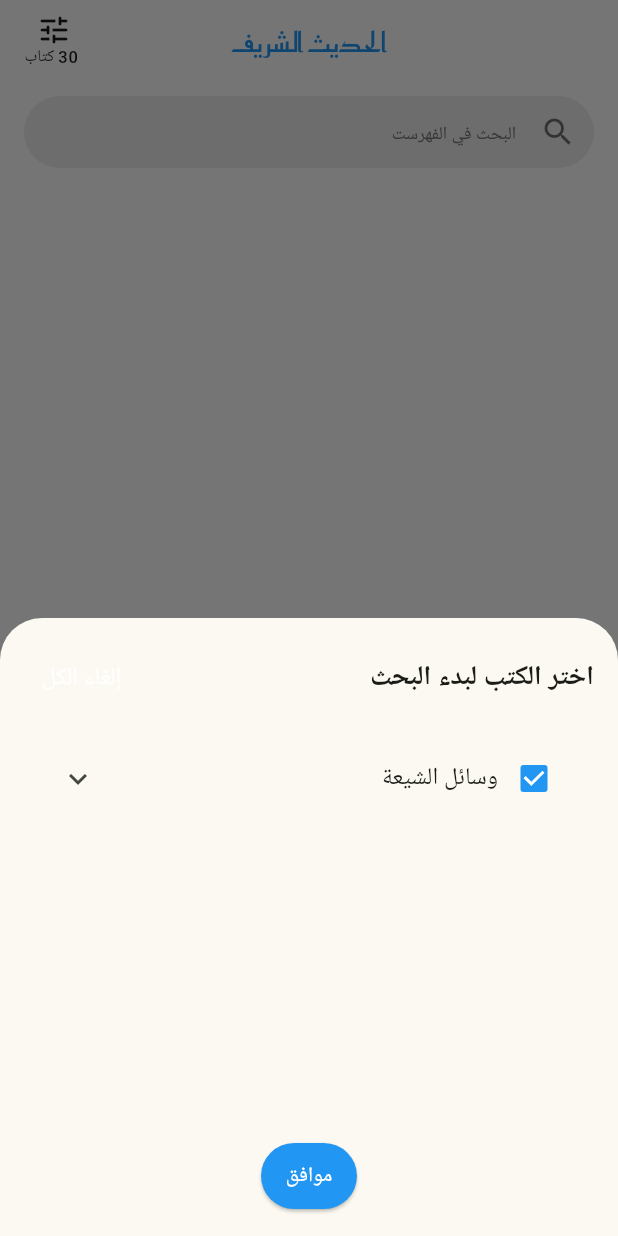
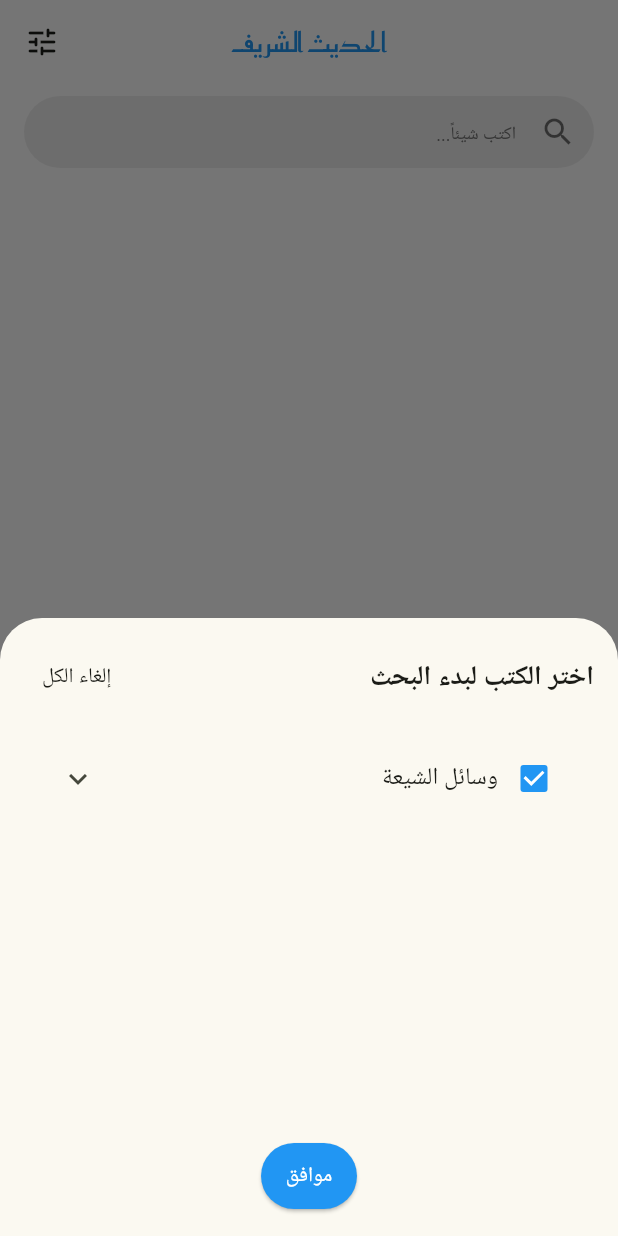
Before and after one commit to Amorphteam/z_platform, a Flutter app: the SearchScreen screen opened directly, after a tap on the "tune" icon, on a phone screen of 412 x 824 dp. Run offline on Flutter 3.47's test engine with Material 3 defaults, Android fonts, the phone set to English and light mode, and no system bars; our stand-ins replace bloc, firebase_analytics, firebase_core, firebase_crashlytics, flutter_bloc, flutter_html and 5 more; missing offline and left inert: epub_parser; accounts and stored records are empty; Roboto replaces fonts that are missing (SFProDisplay).

Commit message:
Fix issues

```diff
--- a/lib/main.dart
+++ b/lib/main.dart
@@ -2,6 +2,10 @@ import 'dart:math';
 // import 'package:firebase_analytics/firebase_analytics.dart';
 // import 'package:firebase_core/firebase_core.dart';
 // import 'package:firebase_crashlytics/firebase_crashlytics.dart';
+import 'package:firebase_analytics/firebase_analytics.dart';
+import 'package:firebase_analytics/observer.dart';
+import 'package:firebase_core/firebase_core.dart';
+import 'package:firebase_crashlytics/firebase_crashlytics.dart';
 import 'package:flutter/material.dart';
 import 'package:flutter/services.dart';
 import 'package:flutter_bloc/flutter_bloc.dart';
@@ -12,8 +16,8 @@ import 'package:provider/provider.dart';
 
 void main() async {
   WidgetsFlutterBinding.ensureInitialized();
-  // await Firebase.initializeApp();
-  // FlutterError.onError = FirebaseCrashlytics.instance.recordFlutterError;
+  await Firebase.initializeApp();
+  FlutterError.onError = FirebaseCrashlytics.instance.recordFlutterError;
   lockOrientation(); // Lock orientation based on device type
   runApp(
     ChangeNotifierProvider(
@@ -26,9 +30,9 @@ void main() async {
 class MyApp extends StatelessWidget {
   const MyApp({super.key});
 
-  // static FirebaseAnalytics analytics = FirebaseAnalytics.instance;
-  // static FirebaseAnalyticsObserver observer =
-  // FirebaseAnalyticsObserver(analytics: analytics);
+  static FirebaseAnalytics analytics = FirebaseAnalytics.instance;
+  static FirebaseAnalyticsObserver observer =
+  FirebaseAnalyticsObserver(analytics: analytics);
 
   @override
   Widget build(BuildContext context) {
@@ -104,7 +108,7 @@ class MyApp extends StatelessWidget {
         initialRoute: '/',
         onGenerateRoute: RouteGenerator.generateRoute,
         navigatorObservers: [
-          // FirebaseAnalyticsObserver(analytics: analytics),
+          FirebaseAnalyticsObserver(analytics: analytics),
         ],
         builder: (context, child) {
           // Detect current brightness (light or dark mode)
--- a/lib/screen/search/search_screen.dart
+++ b/lib/screen/search/search_screen.dart
@@ -94,34 +94,13 @@ class _SearchScreenState extends State<SearchScreen> {
         ),
       );
 
-  Padding buildLeftWidget(BuildContext context) {
-    return Padding(
-          padding: const EdgeInsets.only(left: 16.0),
-          child: Column(
-            crossAxisAlignment: CrossAxisAlignment.start,
-            children: [
-              Container(
-                height: 30,
-                width: 30,
-                child: IconButton(
+  Widget buildLeftWidget(BuildContext context) {
+    return IconButton(
       onPressed: () async {
         openBookSelectionSheet(allBooks);
         context.read<SearchCubit>().resetState();
       },
       icon: const Icon(Icons.tune_rounded),
-                ),
-              ),
-              Directionality(
-                textDirection: TextDirection.rtl,
-                child: Text(' $_selectedBooksCount کتاب ',
-                    textAlign: TextAlign.center,
-                    style: Theme.of(context)
-                        .textTheme
-                        .labelSmall
-                        ),
-              ),
-            ],
-          ),
     );
   }
 
--- a/lib/screen/search/widget/book_selection_sheet_widget.dart
+++ b/lib/screen/search/widget/book_selection_sheet_widget.dart
@@ -57,7 +57,8 @@ class _BookSelectionSheetWidgetState extends State<BookSelectionSheetWidget> {
                   selectedBooks.values.every((value) => value)
                       ? "إلغاء الكل"
                       : "تحديد الكل",
-                  style: const TextStyle(fontSize: 16),
+                  style: TextStyle(
+                    color: Theme.of(context).colorScheme.onSurface),
                 ),
               ),
             ],
--- a/lib/widget/custom_appbar.dart
+++ b/lib/widget/custom_appbar.dart
@@ -98,7 +98,7 @@ class _CustomAppBarState extends State<CustomAppBar> {
                   },
                   onSubmitted: widget.onSubmitted,
                   decoration: InputDecoration(
-                    hintText: "البحث في الفهرست",
+                    hintText: "اكتب شيئاً...",
                     hintStyle: TextStyle(
                       fontSize: 12,
                       color: isDarkMode ? Colors.grey[400] : Colors.grey[600], // Hint color
```
Also changed, not shown: lib/screen/bookmark/bookmark_screen.dart (+7 -5 lines), lib/screen/epub_viewer/epub_viewer_screen.dart (+35 -0 lines), lib/screen/host/host_screen.dart (+7 -2 lines), pubspec.yaml (+4 -4 lines), assets/icon/filled_toc.svg (added), assets/icon/outline_toc.svg (added), pubspec.lock, 24 other files. Lines whose indentation alone changed are shown as unchanged.
